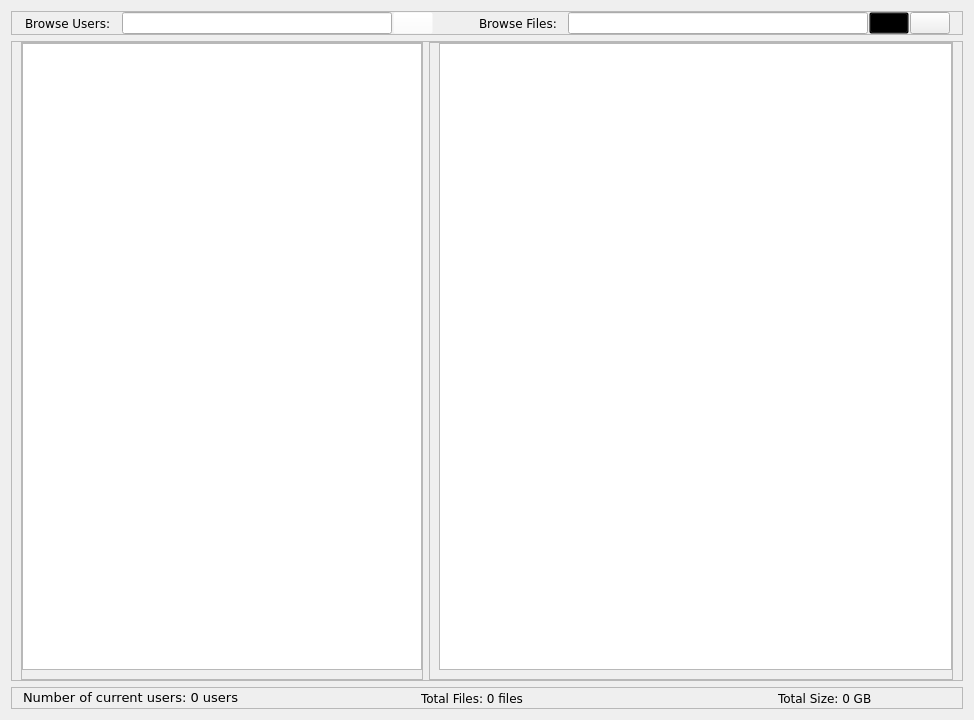
First picture: the form in ui/design/browseWidgetDesign.ui, repository RCL98/filetransfer, before the edit.
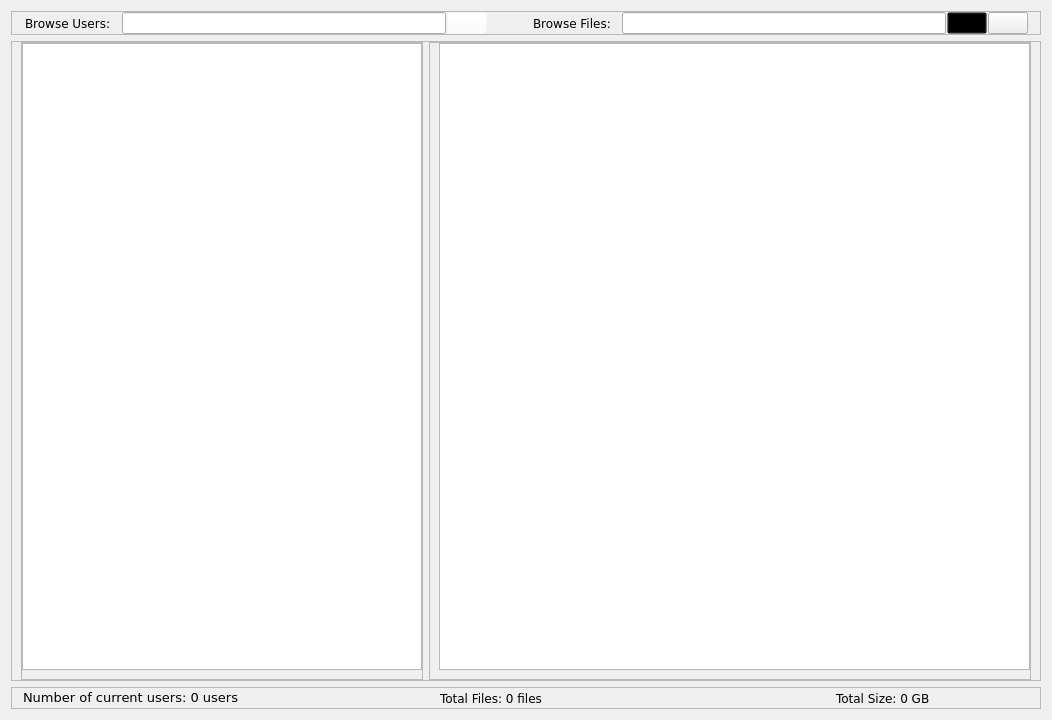
Second picture: the form after the edit. Icons and pictures are not drawn.

```diff
--- a/ui/design/browseWidgetDesign.ui
+++ b/ui/design/browseWidgetDesign.ui
@@ -6,7 +6,7 @@
    <rect>
     <x>0</x>
     <y>0</y>
-    <width>944</width>
+    <width>1052</width>
     <height>720</height>
    </rect>
   </property>
```
Left out of the diff: 2 changed lines with no effect on the pictures.
